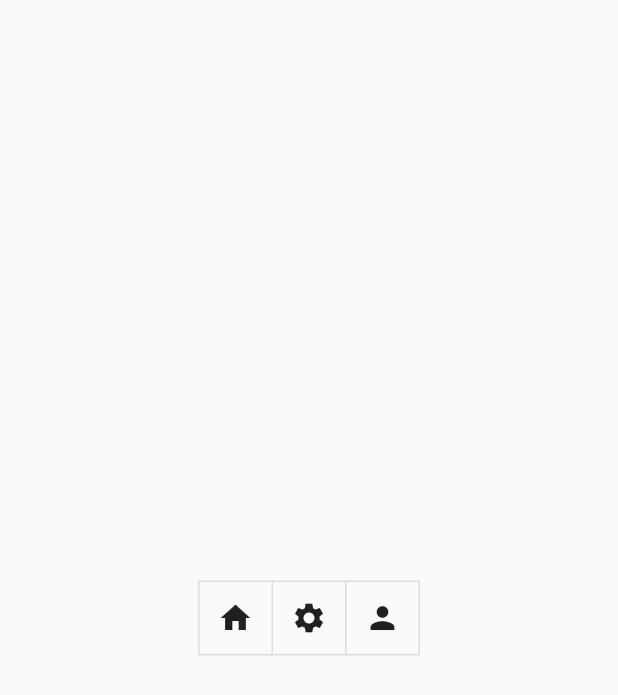
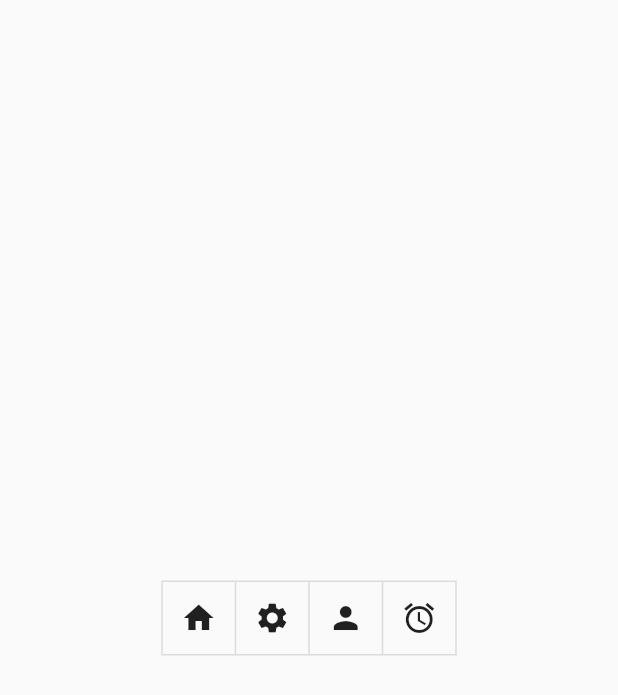
Before and after one commit to zalkary4/flutter_widgets_collections_03, a Flutter app: the screen it shows after launch, on a phone screen of 412 x 824 dp. Shown: the top 695 px of the screen. Run offline on Flutter 3.47's test engine with Material 2 defaults, Android fonts, the phone set to English and light mode, and no system bars.

Commit message:
W toggle buttins

```diff
--- a/lib/toggle_buttons_widget.dart
+++ b/lib/toggle_buttons_widget.dart
@@ -12,6 +12,7 @@ class _ToggleButtonsWidgetState extends State<ToggleButtonsWidget> {
     false,
     false,
     false,
+    false,
   ];
   @override
   Widget build(BuildContext context) {
@@ -21,6 +22,7 @@ class _ToggleButtonsWidgetState extends State<ToggleButtonsWidget> {
           Icon(Icons.home),
           Icon(Icons.settings),
           Icon(Icons.person),
+          Icon(Icons.alarm),
         ],
         isSelected: isSelected,
         onPressed: (int index) {
```
